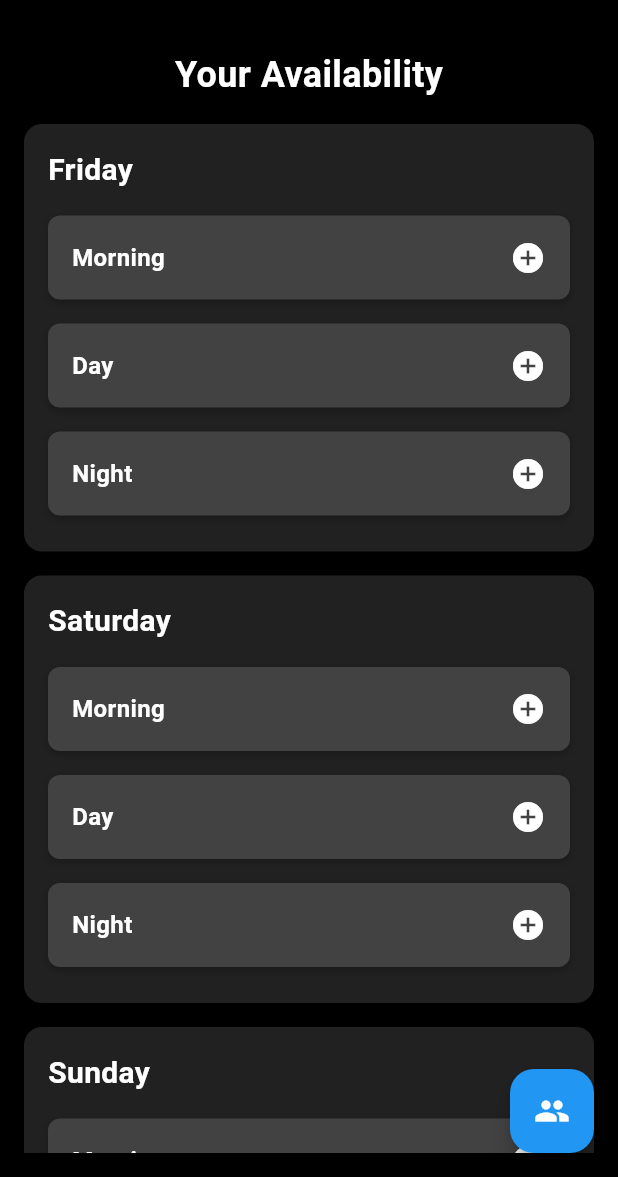
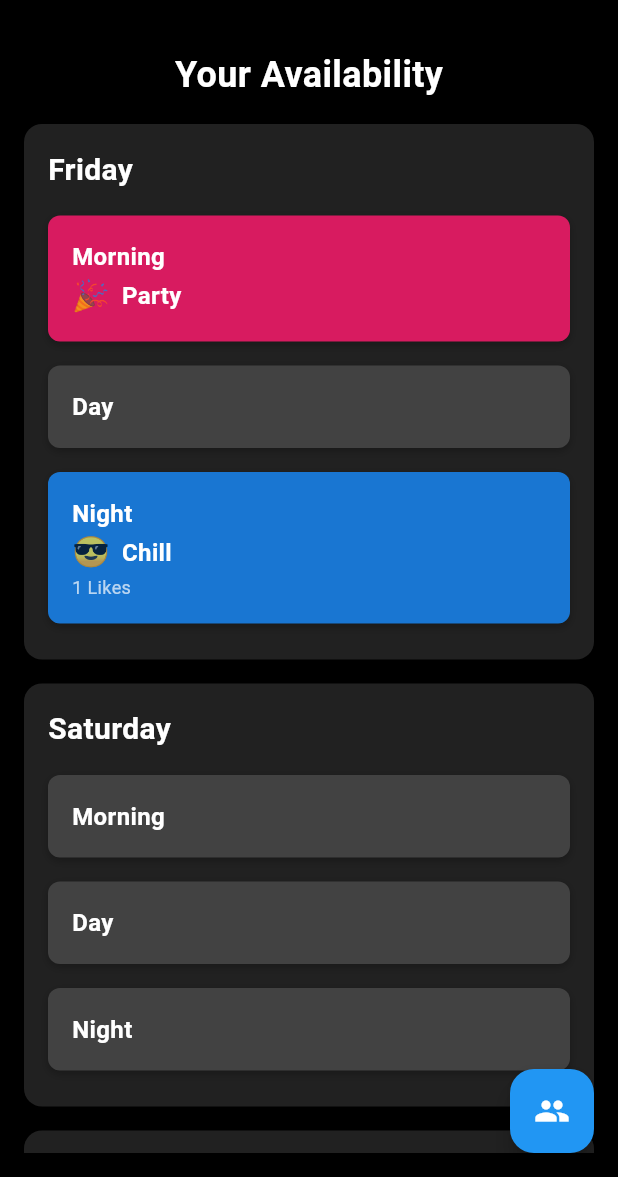
Before and after one commit to wert23239/InverseCalander, a Flutter app: the screen it shows after launch, on a phone screen of 412 x 824 dp, the part 59-1236 px from its top. Run offline on Flutter 3.47's test engine with Material 3 defaults, Android fonts, the phone set to English and light mode, and no system bars.

Commit message:
Coming Back to App

```diff
--- a/lib/home_screen.dart
+++ b/lib/home_screen.dart
@@ -8,17 +8,27 @@ class HomeScreen extends StatefulWidget {
 }
 
 class _HomeScreenState extends State<HomeScreen> {
-  // Map to store availability: Key is "day_time", Value is the selected activity
-  Map<String, String> availability = {};
-
+  // Map to store availability: Key is "day_time", Value is the selected activity and likes
+  Map<String, Map<String, dynamic>> availability = {
+    "Friday_Morning": {"activity": "Party", "likes": []},
+    "Friday_Night": {
+      "activity": "Chill",
+      "likes": ["Sarah"]
+    },
+  };
   // Callback to save availability
   void saveAvailability(String day, String time, String activity) {
     setState(() {
+      final key = "${day}_$time";
       if (activity == "None") {
-        availability.remove("${day}_$time");
+        availability.remove(key);
         return;
       }
-      availability["${day}_$time"] = activity;
+      if (!availability.containsKey(key)) {
+        availability[key] = {"activity": activity, "likes": []};
+      } else {
+        availability[key]!["activity"] = activity;
+      }
     });
     print("added $availability");
   }
@@ -83,7 +93,7 @@ class _HomeScreenState extends State<HomeScreen> {
 
 class DayAvailability extends StatelessWidget {
   final String day;
-  final Map<String, String> availability;
+  final Map<String, Map<String, dynamic>> availability;
   final Function(String, String, String) saveAvailability;
 
   const DayAvailability({
@@ -140,7 +150,7 @@ class DayAvailability extends StatelessWidget {
 class TimeSlot extends StatelessWidget {
   final String day;
   final String time;
-  final Map<String, String> availability;
+  final Map<String, Map<String, dynamic>> availability;
   final Function(String, String, String) saveAvailability;
 
   const TimeSlot({
@@ -153,7 +163,9 @@ class TimeSlot extends StatelessWidget {
   @override
   Widget build(BuildContext context) {
     final key = "${day}_$time";
-    final activity = availability[key];
+    final slotData = availability[key] ?? {};
+    final activity = slotData["activity"];
+    final likes = slotData["likes"] ?? [];
 
     // Determine background color and emoji based on activity
     Color backgroundColor;
@@ -204,11 +216,15 @@ class TimeSlot extends StatelessWidget {
         child: Row(
           mainAxisAlignment: MainAxisAlignment.spaceBetween,
           children: [
+            // Display the time and activity
+            Column(
+              crossAxisAlignment: CrossAxisAlignment.start,
+              children: [
                 Text(
                   time,
                   style: TextStyle(
                     fontSize: 16,
-                fontWeight: FontWeight.bold, // Bold text
+                    fontWeight: FontWeight.bold,
                     color: Colors.white,
                   ),
                 ),
@@ -229,9 +245,14 @@ class TimeSlot extends StatelessWidget {
                         ),
                       ),
                     ],
-              )
-            else
-              Icon(Icons.add_circle, color: Colors.white),
+                  ),
+                if (likes.isNotEmpty)
+                  Text(
+                    "${likes.length} Likes",
+                    style: TextStyle(fontSize: 12, color: Colors.white70),
+                  ),
+              ],
+            ),
           ],
         ),
       ),
```
Also changed, not shown: lib/shared_calendars.dart (+117 -6 lines). Lines whose indentation alone changed are shown as unchanged.
